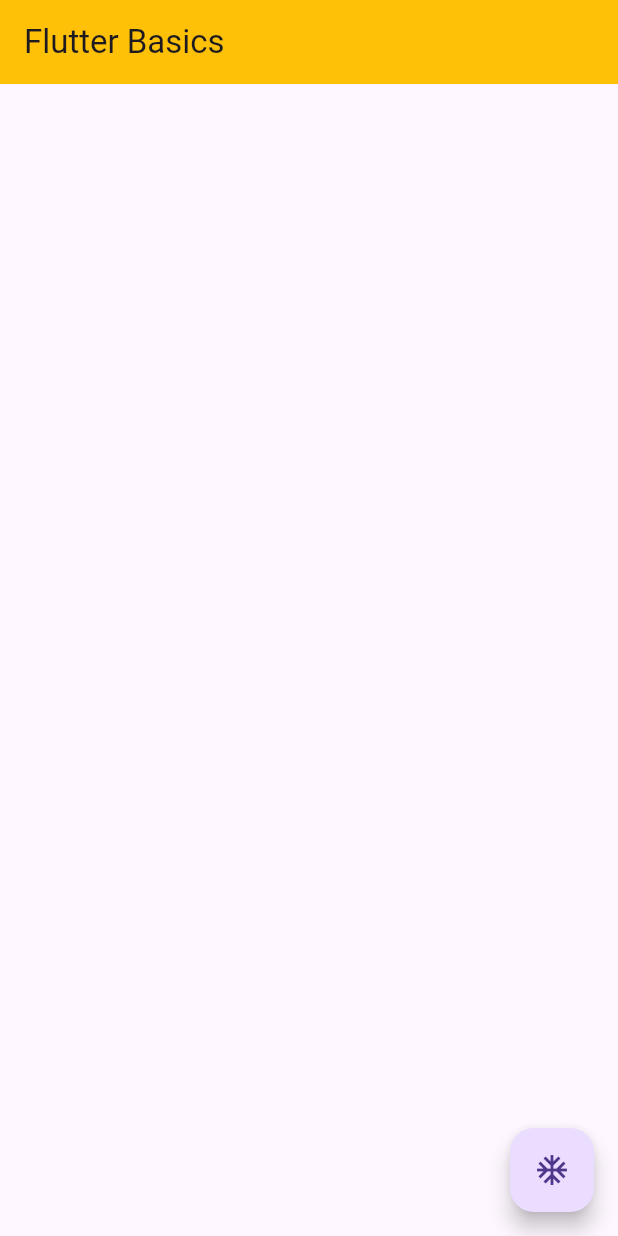
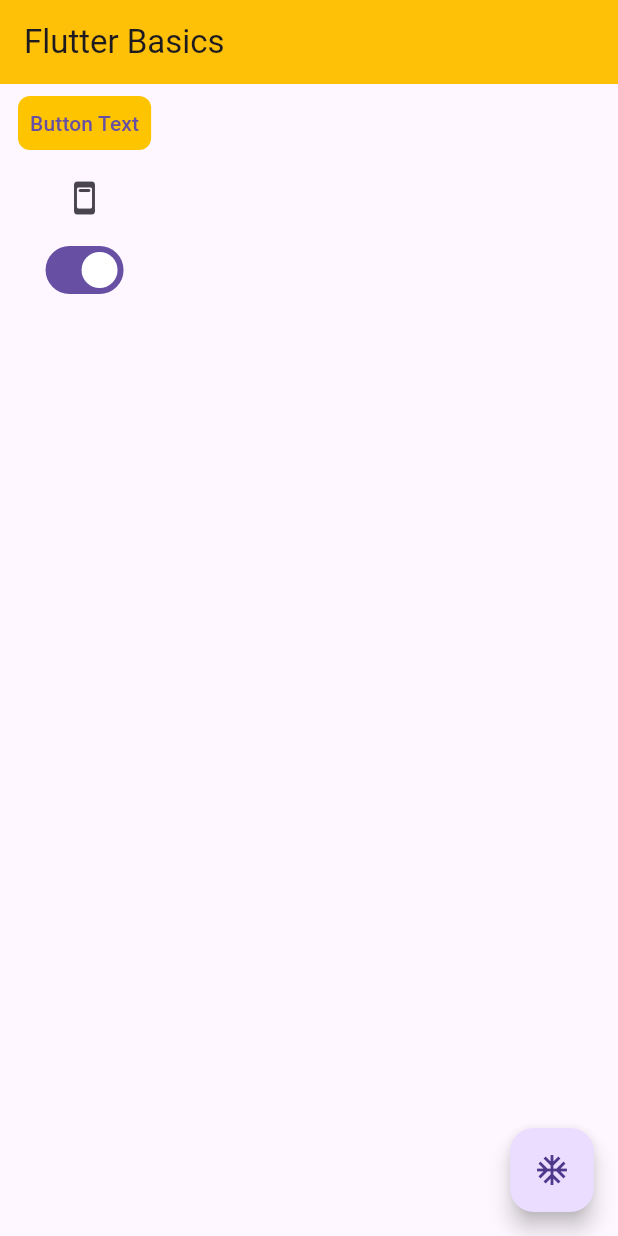
Before and after one commit to husseinpenart/flutter-practice, a Flutter app: the screen it shows after launch, on a phone screen of 412 x 824 dp. Run offline on Flutter 3.47's test engine with Material 3 defaults, Android fonts, the phone set to English and light mode, and no system bars.

Commit message:
button added and scrolview added

```diff
--- a/flutter/first/basics/lib/main.dart
+++ b/flutter/first/basics/lib/main.dart
@@ -1,3 +1,6 @@
+import 'dart:math';
+
+import 'package:basics/widget/Buttons.dart';
 import 'package:basics/widget/Images.assets.dart';
 import 'package:basics/widget/body.widget.dart';
 import 'package:basics/widget/row.col.dart';
@@ -21,6 +24,8 @@
         // body: NewWidget(),
         // body: rowcol(),
         // body: Images(),
+        // body: ScrolView(),
+        body: Buttons(),
 
         floatingActionButton: FloatingActionButton(
           onPressed: () => debugPrint('clicked'),
--- /dev/null
+++ b/flutter/first/basics/lib/widget/Buttons.dart
@@ -0,0 +1,43 @@
+import 'package:flutter/material.dart';
+
+class Buttons extends StatelessWidget {
+  const Buttons({super.key});
+
+  @override
+  Widget build(BuildContext context) {
+    return Column(
+      children: [
+        TextButton(
+          onLongPress: () {
+            print("LongPress");
+          },
+          onPressed: () {
+            print("Pressed");
+          },
+          child: Container(
+            decoration: BoxDecoration(
+              color: Colors.amberAccent[400],
+              borderRadius: BorderRadius.all(Radius.circular(8)),
+            ),
+            child: Padding(
+              padding: const EdgeInsets.all(8.0),
+              child: Text("Button Text"),
+            ),
+          ),
+        ),
+        IconButton(
+          onPressed: () {
+            print("Icon presses");
+          },
+          icon: Icon(Icons.ad_units_rounded),
+        ),
+        Switch(
+          value: true,
+          onChanged: (value) {
+            print(value);
+          },
+        ),
+      ],
+    );
+  }
+}
```
Also changed, not shown: flutter/first/basics/lib/widget/ScrollView.dart (added, +24 -0 lines).
